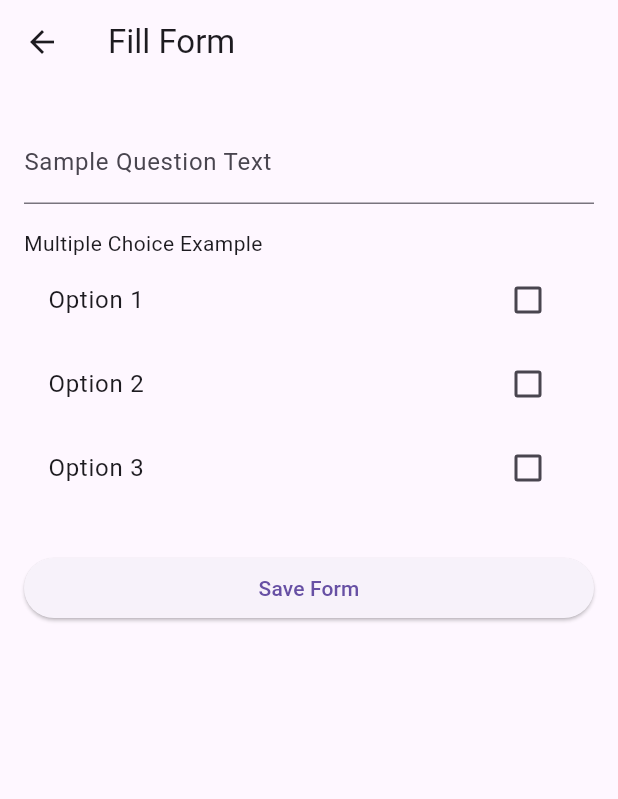
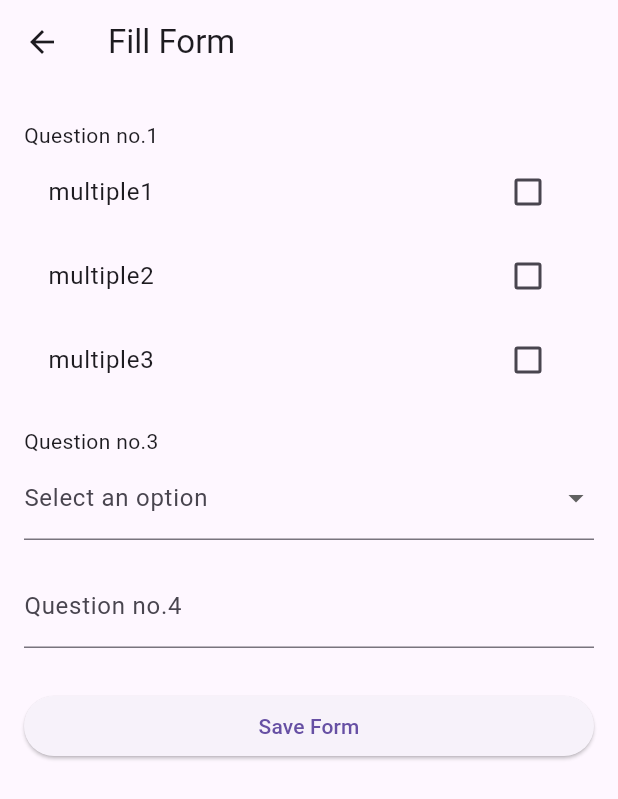
Before and after one commit to korneliarhyu/drone_checklist, a Flutter app: the screen it shows after launch, after a tap on the "add" icon, on a phone screen of 412 x 824 dp. Shown: the top 799 px of the screen. Run offline on Flutter 3.47's test engine with Material 3 defaults, Android fonts, the phone set to English and light mode, and no system bars; our stand-ins replace sqflite; accounts and stored records are empty.

Commit message:
json nya udah bisa, tapi masih banyak hardcode

```diff
--- a/lib/Controller/api_service.dart
+++ b/lib/Controller/api_service.dart
@@ -2,11 +2,11 @@ import 'dart:convert';
 import 'package:drone_flight_checklist/model/template_question.dart';
 
 class ApiService {
-  final String apiUrl = "http://yourapi.com/receive_questions"; // replace with your endpoint if using a real API
+  final String apiUrl = "http://yourapi.com/receive_questions"; // Replace with your actual API endpoint
 
-  // Function to send data to the server (same as before)
+  // Function to send data to the server (implementation unchanged)
   Future<void> sendQuestions(Questions data) async {
-    // Implementation for sending data to a server (unchanged)
+    // Implementation to send data to a server goes here (not shown)
   }
 
   // Function to use mock data instead of a real API call for testing
@@ -16,44 +16,36 @@ class ApiService {
       "question1": {
         "question": "Multiple Example",
         "type": "multiple",
-        "option": [
-          "multiple1",
-          "multiple2",
-          "multiple3"
-        ],
+        "option": ["multiple1", "multiple2", "multiple3"],
         "required": true
       },
       "question2": {
         "question": "Checklist Example",
         "type": "checklist",
-        "option": [
-          "checklist1",
-          "checklist2",
-          "checklist3"
-        ],
+        "option": ["checklist1", "checklist2", "checklist3"],
         "required": false
       },
       "question3": {
         "question": "Dropdown Example",
         "type": "dropdown",
-        "option": [
-          "dropdown1",
-          "dropdown2",
-          "dropdown3"
-        ],
+        "option": ["dropdown1", "dropdown2", "dropdown3"],
         "required": true
       },
       "question4": {
-        "question": "test text",
+        "question": "Test Text",
         "type": "text",
         "option": [],
         "required": true
       }
     };
 
-    // Simulating JSON decoding as if it came from an API response
-    final jsonData = jsonEncode(mockResponse); // Convert to JSON string for consistency
-    final Map<String, dynamic> decodedData = jsonDecode(jsonData); // Decode it back to a map
-    return Questions.fromJson(decodedData); // Assuming Questions.fromJson exists
+    // Convert the mock response to a Map<String, Question>
+    Map<String, Question> questionsMap = {};
+    mockResponse.forEach((key, value) {
+      questionsMap[key] = Question.fromJson(value);
+      // print(questionsMap[key]?.question);
+    });
+
+    return Questions(questions: questionsMap); // Return a Questions instance with Map<String, Question>
   }
 }
--- a/lib/main.dart
+++ b/lib/main.dart
@@ -1,43 +1,40 @@
-import 'package:drone_flight_checklist/Database/database_helper.dart';
+import 'package:drone_flight_checklist/Controller/api_service.dart';
+import 'package:flutter/material.dart';
 import 'package:drone_flight_checklist/view/checklist_form_view.dart';
-import 'package:flutter/material.dart';
-import 'package:drone_flight_checklist/model/template_question.dart'; // Import your Questions model
+import 'package:drone_flight_checklist/model/template_question.dart';
 
-void main() async {
-  WidgetsFlutterBinding.ensureInitialized();
-  // await DatabaseHelper.addTemplateExample(); // Uncomment if needed
-  runApp(const MainApp());
+void main() {
+  // Create a sample templateQuestions instance
+  // Question question1 = Question(question: "question1", type: "dropdown", option: ["op1", "op2", "op3"], required: false);
+  // Map<String, Question> someMap = {"question1": question1};
+  Questions sampleQuestions = Questions.fromJson({
+      "question1": {
+        "question": "Question no.1",
+        "type": "multiple",
+        "option": ["multiple1", "multiple2", "multiple3"],
+        "required": true
+      },
+      "question2": {
+        "question": "Question no.2",
+        "type": "checklist",
+        "option": ["checklist1", "checklist2", "checklist3"],
+        "required": false
+      },
+      "question3": {
+        "question": "Question no.3",
+        "type": "dropdown",
+        "option": ["dropdown1", "dropdown2", "dropdown3"],
+        "required": true
+      },
+      "question4": {
+        "question": "Question no.4",
+        "type": "text",
+        "option": [],
+        "required": true
+      }
+    });
+
+  runApp(MaterialApp(
+    home: ChecklistFormView(templateQuestions: sampleQuestions),
+  ));
 }
-
-class MainApp extends StatelessWidget {
-  const MainApp({super.key});
-
-  @override
-  Widget build(BuildContext context) {
-    // Sample Questions instance to pass
-    Questions sampleQuestions = Questions(
-      questions: {
-        "question1": Question(
-          question: "Sample Question Text",
-          type: "text",
-          option: [],
-          required: true,
-        ),
-        "question2": Question(
-          question: "Multiple Choice Example",
-          type: "multiple",
-          option: ["Option 1", "Option 2", "Option 3"],
-          required: false,
-        ),
-      },
-    );
-
-    return MaterialApp(
-      title: 'Drone Flight Checklist',
-      theme: ThemeData(
-        primarySwatch: Colors.blue, // Customize app theme
-      ),
-      home: ChecklistFormView(templateQuestions: sampleQuestions), // Pass the Questions object
-    );
-  }
-}
--- a/lib/model/template_question.dart
+++ b/lib/model/template_question.dart
@@ -1,7 +1,5 @@
-import 'dart:convert';
-
 class Questions {
-  Map<String, Question> questions;
+  Map<String, Question> questions; // Storing as a Map
 
   Questions({required this.questions});
 
@@ -9,7 +7,7 @@ class Questions {
   factory Questions.fromJson(Map<String, dynamic> json) {
     Map<String, Question> questionsMap = {};
     json.forEach((key, value) {
-      questionsMap[key] = Question.fromJson(value);
+      questionsMap[key] = Question.fromJson(value); // Key-value mapping
     });
     return Questions(questions: questionsMap);
   }
@@ -37,7 +35,6 @@ class Question {
     required this.required,
   });
 
-  // Convert JSON to Question instance
   factory Question.fromJson(Map<String, dynamic> json) {
     return Question(
       question: json['question'],
@@ -47,7 +44,6 @@ class Question {
     );
   }
 
-  // Convert Question instance to JSON
   Map<String, dynamic> toJson() {
     return {
       'question': question,
--- a/lib/view/checklist_form_create.dart
+++ b/lib/view/checklist_form_create.dart
@@ -1,7 +1,8 @@
 import 'package:flutter/material.dart';
 import 'dart:convert';
-
 import 'package:drone_flight_checklist/model/template_question.dart';
+import 'package:drone_flight_checklist/model/checklist_form_model.dart';
+import 'package:drone_flight_checklist/Database/database_helper.dart';
 
 class CreateForm extends StatefulWidget {
   final Questions templateQuestions;
@@ -15,42 +16,70 @@ class CreateForm extends StatefulWidget {
 class _CreateFormState extends State<CreateForm> {
   final _formKey = GlobalKey<FormState>();
   final Map<String, TextEditingController> _questionControllers = {};
+  final Map<String, String> _dropdownValues = {}; // Track dropdown values separately
 
   @override
   void initState() {
     super.initState();
-    // Initialize controllers for each question in the template
-    widget.templateQuestions.questions.forEach((key, question) {
-      _questionControllers[key] = TextEditingController();
-    });
+    // Initialize controllers for each question
+    for (var entry in widget.templateQuestions.questions.entries) {
+      _questionControllers[entry.key] = TextEditingController();
+    }
   }
 
   @override
   void dispose() {
-    // Dispose controllers to avoid memory leaks
     _questionControllers.values.forEach((controller) => controller.dispose());
     super.dispose();
   }
 
   void _saveForm() {
     if (_formKey.currentState?.validate() ?? false) {
-      // Collect form data here
       Map<String, dynamic> formData = {};
       _questionControllers.forEach((key, controller) {
         formData[key] = controller.text;
       });
 
-      // Print or handle form data
+      // Handle dropdown values
+      formData.addAll(_dropdownValues);
+
+
+    final formModel = ChecklistFormModel(
+      formId: null,
+
+      //ini masih hardcode, benerin nanti
+      templateId: 1,
+      formName: "testForm",
+      updatedBy: "feli1",
+      //
+
+      updatedDate: DateTime.now(), // Assuming this is what you want
+      checklistFormData: formData,
+    );
+
+    try {
+      DatabaseHelper.createChecklistForm(formModel);
+      ScaffoldMessenger.of(context).showSnackBar(
+        const SnackBar(content: Text('Form Saved!'))
+      );
+      Navigator.pop(context, "TestForm"); // Return the form name
+    } catch (e) {
+      ScaffoldMessenger.of(context).showSnackBar(
+        SnackBar(content: Text('Error saving form: $e'))
+      );
+    }
+
       print(jsonEncode(formData));
-      // Perform your form submission logic
     }
   }
 
   Widget _buildFormFields() {
     List<Widget> fields = [];
 
-    // Create form fields dynamically based on the questions
-    widget.templateQuestions.questions.forEach((key, question) {
+    for (var entry in widget.templateQuestions.questions.entries) {
+      var question = entry.value;
+      var key = entry.key;
+
       switch (question.type) {
         case 'text':
           fields.add(
@@ -86,8 +115,8 @@ class _CreateFormState extends State<CreateForm> {
                           if (value == true) {
                             _questionControllers[key]?.text += ' $opt';
                           } else {
-                            _questionControllers[key]?.text = _questionControllers[key]!
-                                .text.replaceAll(' $opt', '');
+                            _questionControllers[key]?.text =
+                                _questionControllers[key]!.text.replaceAll(' $opt', '');
                           }
                         });
                       },
@@ -107,12 +136,10 @@ class _CreateFormState extends State<CreateForm> {
                 children: [
                   Text(question.question),
                   DropdownButtonFormField<String>(
-                  value: _questionControllers[key]?.text.isEmpty ?? true
-                      ? null
-                      : _questionControllers[key]?.text,
+                    value: _dropdownValues[key],
                     onChanged: (String? newValue) {
                       setState(() {
-                      _questionControllers[key]?.text = newValue ?? '';
+                        _dropdownValues[key] = newValue ?? '';
                       });
                     },
                     items: question.option.map((String option) {
@@ -137,7 +164,7 @@ class _CreateFormState extends State<CreateForm> {
           );
           break;
       }
-    });
+    }
 
     return Column(children: fields);
   }
--- a/lib/view/checklist_form_view.dart
+++ b/lib/view/checklist_form_view.dart
@@ -1,11 +1,12 @@
+import 'package:drone_flight_checklist/Controller/api_service.dart';
 import 'package:flutter/material.dart';
-import 'checklist_form_create.dart';
+import 'package:drone_flight_checklist/view/checklist_form_create.dart';
 import 'package:drone_flight_checklist/model/template_question.dart';
 
 class ChecklistFormView extends StatefulWidget {
-  final Questions templateQuestions; // Add templateQuestions as a field
+  final Questions templateQuestions; // Questions is assumed to be a Map<String, Question> type
 
-  const ChecklistFormView({super.key, required this.templateQuestions}); // Require the field
+  const ChecklistFormView({super.key, required this.templateQuestions});
 
   @override
   _ChecklistFormViewState createState() => _ChecklistFormViewState();
@@ -14,23 +15,21 @@ class ChecklistFormView extends StatefulWidget {
 class _ChecklistFormViewState extends State<ChecklistFormView> {
   final List<String> _formList = [];
 
-  final bool _isLoading = false;
-
   void _addForm(String formName) {
-    print('Adding form: $formName'); // Debugging
     setState(() {
       _formList.add(formName);
     });
   }
 
   void _navigateToCreateForm() async {
+    // final api_service = new ApiService();
+    // api_service.getQuestions();
     final result = await Navigator.push(
       context,
       MaterialPageRoute(
         builder: (context) => CreateForm(templateQuestions: widget.templateQuestions),
       ),
     );
-    print('Result from CreateForm: $result'); // Debugging
     if (result != null && result is String) {
       _addForm(result);
     }
@@ -41,12 +40,10 @@ class _ChecklistFormViewState extends State<ChecklistFormView> {
     return Scaffold(
       appBar: AppBar(title: const Text('Checklist Form View')),
       floatingActionButton: FloatingActionButton(
-        onPressed: _navigateToCreateForm, // Correctly navigating
+        onPressed: _navigateToCreateForm,
         child: const Icon(Icons.add),
       ),
-      body: _isLoading
-          ? const Center(child: CircularProgressIndicator())
-          : _formList.isEmpty
+      body: _formList.isEmpty
           ? const Center(
               child: Text(
                 "No Form Available Yet :(",
@@ -70,7 +67,7 @@ class _ChecklistFormViewState extends State<ChecklistFormView> {
                     children: [
                       IconButton(
                         onPressed: () {
-                              print('Edit pressed for: ${_formList[index]}');
+                          // Add edit logic here
                         },
                         icon: const Icon(
                           Icons.edit,
@@ -96,22 +93,3 @@ class _ChecklistFormViewState extends State<ChecklistFormView> {
     );
   }
 }
-
-void main() {
-  // Create a sample templateQuestions instance
-  Questions sampleQuestions = Questions(
-    questions: {
-      "question1": Question(
-        question: "Sample Text Question",
-        type: "text",
-        option: [],
-        required: true,
-      ),
-      // Add more sample questions as needed
-    },
-  );
-
-  runApp(MaterialApp(
-    home: ChecklistFormView(templateQuestions: sampleQuestions),
-  ));
-}
```
Lines whose indentation alone changed are shown as unchanged.
